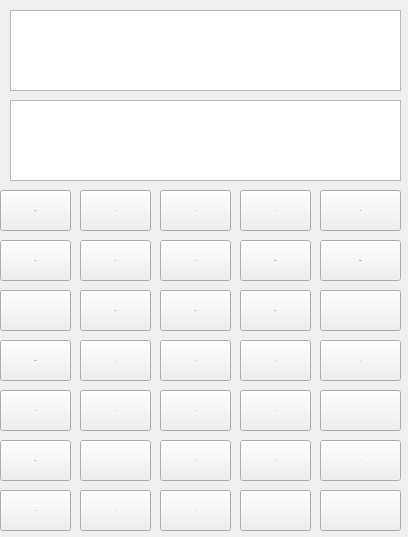
Old version of the form calcurator/science.ui in the repository xuwanning/QT-.
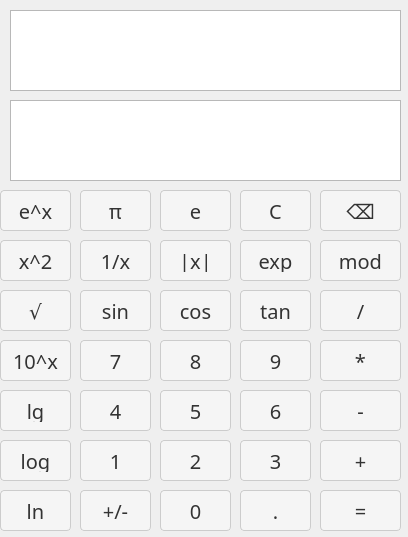
New version of the form. Icons and pictures are not drawn.

```diff
--- a/calcurator/science.ui
+++ b/calcurator/science.ui
@@ -641,6 +641,45 @@
       <height>41</height>
      </rect>
     </property>
+    <property name="styleSheet">
+     <string notr="true">QPushButton {
+    font-family: &quot;微软雅黑&quot;;
+    font-size: 20px;
+    padding: 8px 12px;
+    border: 1px solid #ccc;
+    border-radius: 4px;
+    background-color: #f5f5f5;
+    color: #333;
+}
+
+QPushButton:hover {
+    background-color: #ebebeb;
+}
+
+QPushButton:pressed {
+    background-color: #d4d4d4;
+}
+
+QLineEdit {
+    font-family: &quot;微软雅黑&quot;;
+    font-size: 20px;
+    padding: 8px;
+    border: 1px solid #ccc;
+    border-radius: 4px;
+    background-color: #fff;
+    color: #333;
+}
+
+QLineEdit:hover {
+    background-color: #f5f5f5;
+}
+
+QLineEdit:focus {
+    border-color: #4d90fe;
+    outline: none;
+}
+</string>
+    </property>
     <property name="text">
      <string>1</string>
     </property>
@@ -654,6 +693,45 @@
       <height>41</height>
      </rect>
     </property>
+    <property name="styleSheet">
+     <string notr="true">QPushButton {
+    font-family: &quot;微软雅黑&quot;;
+    font-size: 20px;
+    padding: 8px 12px;
+    border: 1px solid #ccc;
+    border-radius: 4px;
+    background-color: #f5f5f5;
+    color: #333;
+}
+
+QPushButton:hover {
+    background-color: #ebebeb;
+}
+
+QPushButton:pressed {
+    background-color: #d4d4d4;
+}
+
+QLineEdit {
+    font-family: &quot;微软雅黑&quot;;
+    font-size: 20px;
+    padding: 8px;
+    border: 1px solid #ccc;
+    border-radius: 4px;
+    background-color: #fff;
+    color: #333;
+}
+
+QLineEdit:hover {
+    background-color: #f5f5f5;
+}
+
+QLineEdit:focus {
+    border-color: #4d90fe;
+    outline: none;
+}
+</string>
+    </property>
     <property name="text">
      <string>2</string>
     </property>
@@ -667,6 +745,45 @@
       <height>41</height>
      </rect>
     </property>
+    <property name="styleSheet">
+     <string notr="true">QPushButton {
+    font-family: &quot;微软雅黑&quot;;
+    font-size: 20px;
+    padding: 8px 12px;
+    border: 1px solid #ccc;
+    border-radius: 4px;
+    background-color: #f5f5f5;
+    color: #333;
+}
+
+QPushButton:hover {
+    background-color: #ebebeb;
+}
+
+QPushButton:pressed {
+    background-color: #d4d4d4;
+}
+
+QLineEdit {
+    font-family: &quot;微软雅黑&quot;;
+    font-size: 20px;
+    padding: 8px;
+    border: 1px solid #ccc;
+    border-radius: 4px;
+    background-color: #fff;
+    color: #333;
+}
+
+QLineEdit:hover {
+    background-color: #f5f5f5;
+}
+
+QLineEdit:focus {
+    border-color: #4d90fe;
+    outline: none;
+}
+</string>
+    </property>
     <property name="text">
      <string>3</string>
     </property>
@@ -680,6 +797,45 @@
       <height>41</height>
      </rect>
     </property>
+    <property name="styleSheet">
+     <string notr="true">QPushButton {
+    font-family: &quot;微软雅黑&quot;;
+    font-size: 20px;
+    padding: 8px 12px;
+    border: 1px solid #ccc;
+    border-radius: 4px;
+    background-color: #f5f5f5;
+    color: #333;
+}
+
+QPushButton:hover {
+    background-color: #ebebeb;
+}
+
+QPushButton:pressed {
+    background-color: #d4d4d4;
+}
+
+QLineEdit {
+    font-family: &quot;微软雅黑&quot;;
+    font-size: 20px;
+    padding: 8px;
+    border: 1px solid #ccc;
+    border-radius: 4px;
+    background-color: #fff;
+    color: #333;
+}
+
+QLineEdit:hover {
+    background-color: #f5f5f5;
+}
+
+QLineEdit:focus {
+    border-color: #4d90fe;
+    outline: none;
+}
+</string>
+    </property>
     <property name="text">
      <string>4</string>
     </property>
@@ -693,6 +849,45 @@
       <height>41</height>
      </rect>
     </property>
+    <property name="styleSheet">
+     <string notr="true">QPushButton {
+    font-family: &quot;微软雅黑&quot;;
+    font-size: 20px;
+    padding: 8px 12px;
+    border: 1px solid #ccc;
+    border-radius: 4px;
+    background-color: #f5f5f5;
+    color: #333;
+}
+
+QPushButton:hover {
+    background-color: #ebebeb;
+}
+
+QPushButton:pressed {
+    background-color: #d4d4d4;
+}
+
+QLineEdit {
+    font-family: &quot;微软雅黑&quot;;
+    font-size: 20px;
+    padding: 8px;
+    border: 1px solid #ccc;
+    border-radius: 4px;
+    background-color: #fff;
+    color: #333;
+}
+
+QLineEdit:hover {
+    background-color: #f5f5f5;
+}
+
+QLineEdit:focus {
+    border-color: #4d90fe;
+    outline: none;
+}
+</string>
+    </property>
     <property name="text">
      <string>5</string>
     </property>
@@ -706,6 +901,45 @@
       <height>41</height>
      </rect>
     </property>
+    <property name="styleSheet">
+     <string notr="true">QPushButton {
+    font-family: &quot;微软雅黑&quot;;
+    font-size: 20px;
+    padding: 8px 12px;
+    border: 1px solid #ccc;
+    border-radius: 4px;
+    background-color: #f5f5f5;
+    color: #333;
+}
+
+QPushButton:hover {
+    background-color: #ebebeb;
+}
+
+QPushButton:pressed {
+    background-color: #d4d4d4;
+}
+
+QLineEdit {
+    font-family: &quot;微软雅黑&quot;;
+    font-size: 20px;
+    padding: 8px;
+    border: 1px solid #ccc;
+    border-radius: 4px;
+    background-color: #fff;
+    color: #333;
+}
+
+QLineEdit:hover {
+    background-color: #f5f5f5;
+}
+
+QLineEdit:focus {
+    border-color: #4d90fe;
+    outline: none;
+}
+</string>
+    </property>
     <property name="text">
      <string>6</string>
     </property>
@@ -719,6 +953,45 @@
       <height>41</height>
      </rect>
     </property>
+    <property name="styleSheet">
+     <string notr="true">QPushButton {
+    font-family: &quot;微软雅黑&quot;;
+    font-size: 20px;
+    padding: 8px 12px;
+    border: 1px solid #ccc;
+    border-radius: 4px;
+    background-color: #f5f5f5;
+    color: #333;
+}
+
+QPushButton:hover {
+    background-color: #ebebeb;
+}
+
+QPushButton:pressed {
+    background-color: #d4d4d4;
+}
+
+QLineEdit {
+    font-family: &quot;微软雅黑&quot;;
+    font-size: 20px;
+    padding: 8px;
+    border: 1px solid #ccc;
+    border-radius: 4px;
+    background-color: #fff;
+    color: #333;
+}
+
+QLineEdit:hover {
+    background-color: #f5f5f5;
+}
+
+QLineEdit:focus {
+    border-color: #4d90fe;
+    outline: none;
+}
+</string>
+    </property>
     <property name="text">
      <string>7</string>
     </property>
@@ -732,6 +1005,45 @@
       <height>41</height>
      </rect>
     </property>
+    <property name="styleSheet">
+     <string notr="true">QPushButton {
+    font-family: &quot;微软雅黑&quot;;
+    font-size: 20px;
+    padding: 8px 12px;
+    border: 1px solid #ccc;
+    border-radius: 4px;
+    background-color: #f5f5f5;
+    color: #333;
+}
+
+QPushButton:hover {
+    background-color: #ebebeb;
+}
+
+QPushButton:pressed {
+    background-color: #d4d4d4;
+}
+
+QLineEdit {
+    font-family: &quot;微软雅黑&quot;;
+    font-size: 20px;
+    padding: 8px;
+    border: 1px solid #ccc;
+    border-radius: 4px;
+    background-color: #fff;
+    color: #333;
+}
+
+QLineEdit:hover {
+    background-color: #f5f5f5;
+}
+
+QLineEdit:focus {
+    border-color: #4d90fe;
+    outline: none;
+}
+</string>
+    </property>
     <property name="text">
      <string>8</string>
     </property>
@@ -745,6 +1057,45 @@
       <height>41</height>
      </rect>
     </property>
+    <property name="styleSheet">
+     <string notr="true">QPushButton {
+    font-family: &quot;微软雅黑&quot;;
+    font-size: 20px;
+    padding: 8px 12px;
+    border: 1px solid #ccc;
+    border-radius: 4px;
+    background-color: #f5f5f5;
+    color: #333;
+}
+
+QPushButton:hover {
+    background-color: #ebebeb;
+}
+
+QPushButton:pressed {
+    background-color: #d4d4d4;
+}
+
+QLineEdit {
+    font-family: &quot;微软雅黑&quot;;
+    font-size: 20px;
+    padding: 8px;
+    border: 1px solid #ccc;
+    border-radius: 4px;
+    background-color: #fff;
+    color: #333;
+}
+
+QLineEdit:hover {
+    background-color: #f5f5f5;
+}
+
+QLineEdit:focus {
+    border-color: #4d90fe;
+    outline: none;
+}
+</string>
+    </property>
     <property name="text">
      <string>9</string>
     </property>
@@ -758,6 +1109,45 @@
       <height>41</height>
      </rect>
     </property>
+    <property name="styleSheet">
+     <string notr="true">QPushButton {
+    font-family: &quot;微软雅黑&quot;;
+    font-size: 20px;
+    padding: 8px 12px;
+    border: 1px solid #ccc;
+    border-radius: 4px;
+    background-color: #f5f5f5;
+    color: #333;
+}
+
+QPushButton:hover {
+    background-color: #ebebeb;
+}
+
+QPushButton:pressed {
+    background-color: #d4d4d4;
+}
+
+QLineEdit {
+    font-family: &quot;微软雅黑&quot;;
+    font-size: 20px;
+    padding: 8px;
+    border: 1px solid #ccc;
+    border-radius: 4px;
+    background-color: #fff;
+    color: #333;
+}
+
+QLineEdit:hover {
+    background-color: #f5f5f5;
+}
+
+QLineEdit:focus {
+    border-color: #4d90fe;
+    outline: none;
+}
+</string>
+    </property>
     <property name="text">
      <string>+</string>
     </property>
@@ -771,6 +1161,45 @@
       <height>41</height>
      </rect>
     </property>
+    <property name="styleSheet">
+     <string notr="true">QPushButton {
+    font-family: &quot;微软雅黑&quot;;
+    font-size: 20px;
+    padding: 8px 12px;
+    border: 1px solid #ccc;
+    border-radius: 4px;
+    background-color: #f5f5f5;
+    color: #333;
+}
+
+QPushButton:hover {
+    background-color: #ebebeb;
+}
+
+QPushButton:pressed {
+    background-color: #d4d4d4;
+}
+
+QLineEdit {
+    font-family: &quot;微软雅黑&quot;;
+    font-size: 20px;
+    padding: 8px;
+    border: 1px solid #ccc;
+    border-radius: 4px;
+    background-color: #fff;
+    color: #333;
+}
+
+QLineEdit:hover {
+    background-color: #f5f5f5;
+}
+
+QLineEdit:focus {
+    border-color: #4d90fe;
+    outline: none;
+}
+</string>
+    </property>
     <property name="text">
      <string>-</string>
     </property>
@@ -784,6 +1213,45 @@
       <height>41</height>
      </rect>
     </property>
+    <property name="styleSheet">
+     <string notr="true">QPushButton {
+    font-family: &quot;微软雅黑&quot;;
+    font-size: 20px;
+    padding: 8px 12px;
+    border: 1px solid #ccc;
+    border-radius: 4px;
+    background-color: #f5f5f5;
+    color: #333;
+}
+
+QPushButton:hover {
+    background-color: #ebebeb;
+}
+
+QPushButton:pressed {
+    background-color: #d4d4d4;
+}
+
+QLineEdit {
+    font-family: &quot;微软雅黑&quot;;
+    font-size: 20px;
+    padding: 8px;
+    border: 1px solid #ccc;
+    border-radius: 4px;
+    background-color: #fff;
+    color: #333;
+}
+
+QLineEdit:hover {
+    background-color: #f5f5f5;
+}
+
+QLineEdit:focus {
+    border-color: #4d90fe;
+    outline: none;
+}
+</string>
+    </property>
     <property name="text">
      <string>0</string>
     </property>
@@ -797,6 +1265,45 @@
       <height>41</height>
      </rect>
     </property>
+    <property name="styleSheet">
+     <string notr="true">QPushButton {
+    font-family: &quot;微软雅黑&quot;;
+    font-size: 20px;
+    padding: 8px 12px;
+    border: 1px solid #ccc;
+    border-radius: 4px;
+    background-color: #f5f5f5;
+    color: #333;
+}
+
+QPushButton:hover {
+    background-color: #ebebeb;
+}
+
+QPushButton:pressed {
+    background-color: #d4d4d4;
+}
+
+QLineEdit {
+    font-family: &quot;微软雅黑&quot;;
+    font-size: 20px;
+    padding: 8px;
+    border: 1px solid #ccc;
+    border-radius: 4px;
+    background-color: #fff;
+    color: #333;
+}
+
+QLineEdit:hover {
+    background-color: #f5f5f5;
+}
+
+QLineEdit:focus {
+    border-color: #4d90fe;
+    outline: none;
+}
+</string>
+    </property>
     <property name="text">
      <string>*</string>
     </property>
@@ -810,6 +1317,45 @@
       <height>41</height>
      </rect>
     </property>
+    <property name="styleSheet">
+     <string notr="true">QPushButton {
+    font-family: &quot;微软雅黑&quot;;
+    font-size: 20px;
+    padding: 8px 12px;
+    border: 1px solid #ccc;
+    border-radius: 4px;
+    background-color: #f5f5f5;
+    color: #333;
+}
+
+QPushButton:hover {
+    background-color: #ebebeb;
+}
+
+QPushButton:pressed {
+    background-color: #d4d4d4;
+}
+
+QLineEdit {
+    font-family: &quot;微软雅黑&quot;;
+    font-size: 20px;
+    padding: 8px;
+    border: 1px solid #ccc;
+    border-radius: 4px;
+    background-color: #fff;
+    color: #333;
+}
+
+QLineEdit:hover {
+    background-color: #f5f5f5;
+}
+
+QLineEdit:focus {
+    border-color: #4d90fe;
+    outline: none;
+}
+</string>
+    </property>
     <property name="text">
      <string>/</string>
     </property>
@@ -823,6 +1369,45 @@
       <height>41</height>
      </rect>
     </property>
+    <property name="styleSheet">
+     <string notr="true">QPushButton {
+    font-family: &quot;微软雅黑&quot;;
+    font-size: 20px;
+    padding: 8px 12px;
+    border: 1px solid #ccc;
+    border-radius: 4px;
+    background-color: #f5f5f5;
+    color: #333;
+}
+
+QPushButton:hover {
+    background-color: #ebebeb;
+}
+
+QPushButton:pressed {
+    background-color: #d4d4d4;
+}
+
+QLineEdit {
+    font-family: &quot;微软雅黑&quot;;
+    font-size: 20px;
+    padding: 8px;
+    border: 1px solid #ccc;
+    border-radius: 4px;
+    background-color: #fff;
+    color: #333;
+}
+
+QLineEdit:hover {
+    background-color: #f5f5f5;
+}
+
+QLineEdit:focus {
+    border-color: #4d90fe;
+    outline: none;
+}
+</string>
+    </property>
     <property name="text">
      <string>.</string>
     </property>
@@ -836,6 +1421,45 @@
       <height>41</height>
      </rect>
     </property>
+    <property name="styleSheet">
+     <string notr="true">QPushButton {
+    font-family: &quot;微软雅黑&quot;;
+    font-size: 20px;
+    padding: 8px 12px;
+    border: 1px solid #ccc;
+    border-radius: 4px;
+    background-color: #f5f5f5;
+    color: #333;
+}
+
+QPushButton:hover {
+    background-color: #ebebeb;
+}
+
+QPushButton:pressed {
+    background-color: #d4d4d4;
+}
+
+QLineEdit {
+    font-family: &quot;微软雅黑&quot;;
+    font-size: 20px;
+    padding: 8px;
+    border: 1px solid #ccc;
+    border-radius: 4px;
+    background-color: #fff;
+    color: #333;
+}
+
+QLineEdit:hover {
+    background-color: #f5f5f5;
+}
+
+QLineEdit:focus {
+    border-color: #4d90fe;
+    outline: none;
+}
+</string>
+    </property>
     <property name="text">
      <string>⌫</string>
     </property>
@@ -849,6 +1473,45 @@
       <height>41</height>
      </rect>
     </property>
+    <property name="styleSheet">
+     <string notr="true">QPushButton {
+    font-family: &quot;微软雅黑&quot;;
+    font-size: 20px;
+    padding: 8px 12px;
+    border: 1px solid #ccc;
+    border-radius: 4px;
+    background-color: #f5f5f5;
+    color: #333;
+}
+
+QPushButton:hover {
+    background-color: #ebebeb;
+}
+
+QPushButton:pressed {
+    background-color: #d4d4d4;
+}
+
+QLineEdit {
+    font-family: &quot;微软雅黑&quot;;
+    font-size: 20px;
+    padding: 8px;
+    border: 1px solid #ccc;
+    border-radius: 4px;
+    background-color: #fff;
+    color: #333;
+}
+
+QLineEdit:hover {
+    background-color: #f5f5f5;
+}
+
+QLineEdit:focus {
+    border-color: #4d90fe;
+    outline: none;
+}
+</string>
+    </property>
     <property name="text">
      <string>C</string>
     </property>
@@ -862,6 +1525,45 @@
       <height>41</height>
      </rect>
     </property>
+    <property name="styleSheet">
+     <string notr="true">QPushButton {
+    font-family: &quot;微软雅黑&quot;;
+    font-size: 20px;
+    padding: 8px 12px;
+    border: 1px solid #ccc;
+    border-radius: 4px;
+    background-color: #f5f5f5;
+    color: #333;
+}
+
+QPushButton:hover {
+    background-color: #ebebeb;
+}
+
+QPushButton:pressed {
+    background-color: #d4d4d4;
+}
+
+QLineEdit {
+    font-family: &quot;微软雅黑&quot;;
+    font-size: 20px;
+    padding: 8px;
+    border: 1px solid #ccc;
+    border-radius: 4px;
+    background-color: #fff;
+    color: #333;
+}
+
+QLineEdit:hover {
+    background-color: #f5f5f5;
+}
+
+QLineEdit:focus {
+    border-color: #4d90fe;
+    outline: none;
+}
+</string>
+    </property>
     <property name="text">
      <string>=</string>
     </property>
@@ -1505,6 +2207,45 @@
       <height>41</height>
      </rect>
     </property>
+    <property name="styleSheet">
+     <string notr="true">QPushButton {
+    font-family: &quot;微软雅黑&quot;;
+    font-size: 20px;
+    padding: 8px 12px;
+    border: 1px solid #ccc;
+    border-radius: 4px;
+    background-color: #f5f5f5;
+    color: #333;
+}
+
+QPushButton:hover {
+    background-color: #ebebeb;
+}
+
+QPushButton:pressed {
+    background-color: #d4d4d4;
+}
+
+QLineEdit {
+    font-family: &quot;微软雅黑&quot;;
+    font-size: 20px;
+    padding: 8px;
+    border: 1px solid #ccc;
+    border-radius: 4px;
+    background-color: #fff;
+    color: #333;
+}
+
+QLineEdit:hover {
+    background-color: #f5f5f5;
+}
+
+QLineEdit:focus {
+    border-color: #4d90fe;
+    outline: none;
+}
+</string>
+    </property>
     <property name="text">
      <string>+/-</string>
     </property>
@@ -2148,6 +2889,45 @@
       <height>41</height>
      </rect>
     </property>
+    <property name="styleSheet">
+     <string notr="true">QPushButton {
+    font-family: &quot;微软雅黑&quot;;
+    font-size: 20px;
+    padding: 8px 12px;
+    border: 1px solid #ccc;
+    border-radius: 4px;
+    background-color: #f5f5f5;
+    color: #333;
+}
+
+QPushButton:hover {
+    background-color: #ebebeb;
+}
+
+QPushButton:pressed {
+    background-color: #d4d4d4;
+}
+
+QLineEdit {
+    font-family: &quot;微软雅黑&quot;;
+    font-size: 20px;
+    padding: 8px;
+    border: 1px solid #ccc;
+    border-radius: 4px;
+    background-color: #fff;
+    color: #333;
+}
+
+QLineEdit:hover {
+    background-color: #f5f5f5;
+}
+
+QLineEdit:focus {
+    border-color: #4d90fe;
+    outline: none;
+}
+</string>
+    </property>
     <property name="text">
      <string>1/x</string>
     </property>
@@ -2161,6 +2941,45 @@
       <height>41</height>
      </rect>
     </property>
+    <property name="styleSheet">
+     <string notr="true">QPushButton {
+    font-family: &quot;微软雅黑&quot;;
+    font-size: 20px;
+    padding: 8px 12px;
+    border: 1px solid #ccc;
+    border-radius: 4px;
+    background-color: #f5f5f5;
+    color: #333;
+}
+
+QPushButton:hover {
+    background-color: #ebebeb;
+}
+
+QPushButton:pressed {
+    background-color: #d4d4d4;
+}
+
+QLineEdit {
+    font-family: &quot;微软雅黑&quot;;
+    font-size: 20px;
+    padding: 8px;
+    border: 1px solid #ccc;
+    border-radius: 4px;
+    background-color: #fff;
+    color: #333;
+}
+
+QLineEdit:hover {
+    background-color: #f5f5f5;
+}
+
+QLineEdit:focus {
+    border-color: #4d90fe;
+    outline: none;
+}
+</string>
+    </property>
     <property name="text">
      <string>x^2</string>
     </property>
@@ -2174,6 +2993,45 @@
       <height>41</height>
      </rect>
     </property>
+    <property name="styleSheet">
+     <string notr="true">QPushButton {
+    font-family: &quot;微软雅黑&quot;;
+    font-size: 20px;
+    padding: 8px 12px;
+    border: 1px solid #ccc;
+    border-radius: 4px;
+    background-color: #f5f5f5;
+    color: #333;
+}
+
+QPushButton:hover {
+    background-color: #ebebeb;
+}
+
+QPushButton:pressed {
+    background-color: #d4d4d4;
+}
+
+QLineEdit {
+    font-family: &quot;微软雅黑&quot;;
+    font-size: 20px;
+    padding: 8px;
+    border: 1px solid #ccc;
+    border-radius: 4px;
+    background-color: #fff;
+    color: #333;
+}
+
+QLineEdit:hover {
+    background-color: #f5f5f5;
+}
+
+QLineEdit:focus {
+    border-color: #4d90fe;
+    outline: none;
+}
+</string>
+    </property>
     <property name="text">
      <string>√</string>
     </property>
@@ -2187,6 +3045,45 @@
       <height>41</height>
      </rect>
     </property>
+    <property name="styleSheet">
+     <string notr="true">QPushButton {
+    font-family: &quot;微软雅黑&quot;;
+    font-size: 20px;
+    padding: 8px 12px;
+    border: 1px solid #ccc;
+    border-radius: 4px;
+    background-color: #f5f5f5;
+    color: #333;
+}
+
+QPushButton:hover {
+    background-color: #ebebeb;
+}
+
+QPushButton:pressed {
+    background-color: #d4d4d4;
+}
+
+QLineEdit {
+    font-family: &quot;微软雅黑&quot;;
+    font-size: 20px;
+    padding: 8px;
+    border: 1px solid #ccc;
+    border-radius: 4px;
+    background-color: #fff;
+    color: #333;
+}
+
+QLineEdit:hover {
+    background-color: #f5f5f5;
+}
+
+QLineEdit:focus {
+    border-color: #4d90fe;
+    outline: none;
+}
+</string>
+    </property>
     <property name="text">
      <string>ln</string>
     </property>
@@ -2200,6 +3097,45 @@
       <height>41</height>
      </rect>
     </property>
+    <property name="styleSheet">
+     <string notr="true">QPushButton {
+    font-family: &quot;微软雅黑&quot;;
+    font-size: 20px;
+    padding: 8px 12px;
+    border: 1px solid #ccc;
+    border-radius: 4px;
+    background-color: #f5f5f5;
+    color: #333;
+}
+
+QPushButton:hover {
+    background-color: #ebebeb;
+}
+
+QPushButton:pressed {
+    background-color: #d4d4d4;
+}
+
+QLineEdit {
+    font-family: &quot;微软雅黑&quot;;
+    font-size: 20px;
+    padding: 8px;
+    border: 1px solid #ccc;
+    border-radius: 4px;
+    background-color: #fff;
+    color: #333;
+}
+
+QLineEdit:hover {
+    background-color: #f5f5f5;
+}
+
+QLineEdit:focus {
+    border-color: #4d90fe;
+    outline: none;
+}
+</string>
+    </property>
     <property name="text">
      <string>log</string>
     </property>
@@ -2213,6 +3149,45 @@
       <height>41</height>
      </rect>
     </property>
+    <property name="styleSheet">
+     <string notr="true">QPushButton {
+    font-family: &quot;微软雅黑&quot;;
+    font-size: 20px;
+    padding: 8px 12px;
+    border: 1px solid #ccc;
+    border-radius: 4px;
+    background-color: #f5f5f5;
+    color: #333;
+}
+
+QPushButton:hover {
+    background-color: #ebebeb;
+}
+
+QPushButton:pressed {
+    background-color: #d4d4d4;
+}
+
+QLineEdit {
+    font-family: &quot;微软雅黑&quot;;
+    font-size: 20px;
+    padding: 8px;
+    border: 1px solid #ccc;
+    border-radius: 4px;
+    background-color: #fff;
+    color: #333;
+}
+
+QLineEdit:hover {
+    background-color: #f5f5f5;
+}
+
+QLineEdit:focus {
+    border-color: #4d90fe;
+    outline: none;
+}
+</string>
+    </property>
     <property name="text">
      <string>10^x</string>
     </property>
@@ -2226,6 +3201,45 @@
       <height>41</height>
      </rect>
     </property>
+    <property name="styleSheet">
+     <string notr="true">QPushButton {
+    font-family: &quot;微软雅黑&quot;;
+    font-size: 20px;
+    padding: 8px 12px;
+    border: 1px solid #ccc;
+    border-radius: 4px;
+    background-color: #f5f5f5;
+    color: #333;
+}
+
+QPushButton:hover {
+    background-color: #ebebeb;
+}
+
+QPushButton:pressed {
+    background-color: #d4d4d4;
+}
+
+QLineEdit {
+    font-family: &quot;微软雅黑&quot;;
+    font-size: 20px;
+    padding: 8px;
+    border: 1px solid #ccc;
+    border-radius: 4px;
+    background-color: #fff;
+    color: #333;
+}
+
+QLineEdit:hover {
+    background-color: #f5f5f5;
+}
+
+QLineEdit:focus {
+    border-color: #4d90fe;
+    outline: none;
+}
+</string>
+    </property>
     <property name="text">
      <string>tan</string>
     </property>
@@ -2239,6 +3253,45 @@
       <height>41</height>
      </rect>
     </property>
+    <property name="styleSheet">
+     <string notr="true">QPushButton {
+    font-family: &quot;微软雅黑&quot;;
+    font-size: 20px;
+    padding: 8px 12px;
+    border: 1px solid #ccc;
+    border-radius: 4px;
+    background-color: #f5f5f5;
+    color: #333;
+}
+
+QPushButton:hover {
+    background-color: #ebebeb;
+}
+
+QPushButton:pressed {
+    background-color: #d4d4d4;
+}
+
+QLineEdit {
+    font-family: &quot;微软雅黑&quot;;
+    font-size: 20px;
+    padding: 8px;
+    border: 1px solid #ccc;
+    border-radius: 4px;
+    background-color: #fff;
+    color: #333;
+}
+
+QLineEdit:hover {
+    background-color: #f5f5f5;
+}
+
+QLineEdit:focus {
+    border-color: #4d90fe;
+    outline: none;
+}
+</string>
+    </property>
     <property name="text">
      <string>|x|</string>
     </property>
@@ -2252,6 +3305,45 @@
       <height>41</height>
      </rect>
     </property>
+    <property name="styleSheet">
+     <string notr="true">QPushButton {
+    font-family: &quot;微软雅黑&quot;;
+    font-size: 20px;
+    padding: 8px 12px;
+    border: 1px solid #ccc;
+    border-radius: 4px;
+    background-color: #f5f5f5;
+    color: #333;
+}
+
+QPushButton:hover {
+    background-color: #ebebeb;
+}
+
+QPushButton:pressed {
+    background-color: #d4d4d4;
+}
+
+QLineEdit {
+    font-family: &quot;微软雅黑&quot;;
+    font-size: 20px;
+    padding: 8px;
+    border: 1px solid #ccc;
+    border-radius: 4px;
+    background-color: #fff;
+    color: #333;
+}
+
+QLineEdit:hover {
+    background-color: #f5f5f5;
+}
+
+QLineEdit:focus {
+    border-color: #4d90fe;
+    outline: none;
+}
+</string>
+    </property>
     <property name="text">
      <string>e^x</string>
     </property>
@@ -2265,6 +3357,45 @@
       <height>41</height>
      </rect>
     </property>
+    <property name="styleSheet">
+     <string notr="true">QPushButton {
+    font-family: &quot;微软雅黑&quot;;
+    font-size: 20px;
+    padding: 8px 12px;
+    border: 1px solid #ccc;
+    border-radius: 4px;
+    background-color: #f5f5f5;
+    color: #333;
+}
+
+QPushButton:hover {
+    background-color: #ebebeb;
+}
+
+QPushButton:pressed {
+    background-color: #d4d4d4;
+}
+
+QLineEdit {
+    font-family: &quot;微软雅黑&quot;;
+    font-size: 20px;
+    padding: 8px;
+    border: 1px solid #ccc;
+    border-radius: 4px;
+    background-color: #fff;
+    color: #333;
+}
+
+QLineEdit:hover {
+    background-color: #f5f5f5;
+}
+
+QLineEdit:focus {
+    border-color: #4d90fe;
+    outline: none;
+}
+</string>
+    </property>
     <property name="text">
      <string>π</string>
     </property>
@@ -2278,6 +3409,45 @@
       <height>41</height>
      </rect>
     </property>
+    <property name="styleSheet">
+     <string notr="true">QPushButton {
+    font-family: &quot;微软雅黑&quot;;
+    font-size: 20px;
+    padding: 8px 12px;
+    border: 1px solid #ccc;
+    border-radius: 4px;
+    background-color: #f5f5f5;
+    color: #333;
+}
+
+QPushButton:hover {
+    background-color: #ebebeb;
+}
+
+QPushButton:pressed {
+    background-color: #d4d4d4;
+}
+
+QLineEdit {
+    font-family: &quot;微软雅黑&quot;;
+    font-size: 20px;
+    padding: 8px;
+    border: 1px solid #ccc;
+    border-radius: 4px;
+    background-color: #fff;
+    color: #333;
+}
+
+QLineEdit:hover {
+    background-color: #f5f5f5;
+}
+
+QLineEdit:focus {
+    border-color: #4d90fe;
+    outline: none;
+}
+</string>
+    </property>
     <property name="text">
      <string>e</string>
     </property>
@@ -2291,6 +3461,45 @@
       <height>41</height>
      </rect>
     </property>
+    <property name="styleSheet">
+     <string notr="true">QPushButton {
+    font-family: &quot;微软雅黑&quot;;
+    font-size: 20px;
+    padding: 8px 12px;
+    border: 1px solid #ccc;
+    border-radius: 4px;
+    background-color: #f5f5f5;
+    color: #333;
+}
+
+QPushButton:hover {
+    background-color: #ebebeb;
+}
+
+QPushButton:pressed {
+    background-color: #d4d4d4;
+}
+
+QLineEdit {
+    font-family: &quot;微软雅黑&quot;;
+    font-size: 20px;
+    padding: 8px;
+    border: 1px solid #ccc;
+    border-radius: 4px;
+    background-color: #fff;
+    color: #333;
+}
+
+QLineEdit:hover {
+    background-color: #f5f5f5;
+}
+
+QLineEdit:focus {
+    border-color: #4d90fe;
+    outline: none;
+}
+</string>
+    </property>
     <property name="text">
      <string>exp</string>
     </property>
@@ -2304,6 +3513,45 @@
       <height>41</height>
      </rect>
     </property>
+    <property name="styleSheet">
+     <string notr="true">QPushButton {
+    font-family: &quot;微软雅黑&quot;;
+    font-size: 20px;
+    padding: 8px 12px;
+    border: 1px solid #ccc;
+    border-radius: 4px;
+    background-color: #f5f5f5;
+    color: #333;
+}
+
+QPushButton:hover {
+    background-color: #ebebeb;
+}
+
+QPushButton:pressed {
+    background-color: #d4d4d4;
+}
+
+QLineEdit {
+    font-family: &quot;微软雅黑&quot;;
+    font-size: 20px;
+    padding: 8px;
+    border: 1px solid #ccc;
+    border-radius: 4px;
+    background-color: #fff;
+    color: #333;
+}
+
+QLineEdit:hover {
+    background-color: #f5f5f5;
+}
+
+QLineEdit:focus {
+    border-color: #4d90fe;
+    outline: none;
+}
+</string>
+    </property>
     <property name="text">
      <string>mod</string>
     </property>
@@ -2317,6 +3565,45 @@
       <height>41</height>
      </rect>
     </property>
+    <property name="styleSheet">
+     <string notr="true">QPushButton {
+    font-family: &quot;微软雅黑&quot;;
+    font-size: 20px;
+    padding: 8px 12px;
+    border: 1px solid #ccc;
+    border-radius: 4px;
+    background-color: #f5f5f5;
+    color: #333;
+}
+
+QPushButton:hover {
+    background-color: #ebebeb;
+}
+
+QPushButton:pressed {
+    background-color: #d4d4d4;
+}
+
+QLineEdit {
+    font-family: &quot;微软雅黑&quot;;
+    font-size: 20px;
+    padding: 8px;
+    border: 1px solid #ccc;
+    border-radius: 4px;
+    background-color: #fff;
+    color: #333;
+}
+
+QLineEdit:hover {
+    background-color: #f5f5f5;
+}
+
+QLineEdit:focus {
+    border-color: #4d90fe;
+    outline: none;
+}
+</string>
+    </property>
     <property name="text">
      <string>sin</string>
     </property>
@@ -2330,6 +3617,45 @@
       <height>41</height>
      </rect>
     </property>
+    <property name="styleSheet">
+     <string notr="true">QPushButton {
+    font-family: &quot;微软雅黑&quot;;
+    font-size: 20px;
+    padding: 8px 12px;
+    border: 1px solid #ccc;
+    border-radius: 4px;
+    background-color: #f5f5f5;
+    color: #333;
+}
+
+QPushButton:hover {
+    background-color: #ebebeb;
+}
+
+QPushButton:pressed {
+    background-color: #d4d4d4;
+}
+
+QLineEdit {
+    font-family: &quot;微软雅黑&quot;;
+    font-size: 20px;
+    padding: 8px;
+    border: 1px solid #ccc;
+    border-radius: 4px;
+    background-color: #fff;
+    color: #333;
+}
+
+QLineEdit:hover {
+    background-color: #f5f5f5;
+}
+
+QLineEdit:focus {
+    border-color: #4d90fe;
+    outline: none;
+}
+</string>
+    </property>
     <property name="text">
      <string>cos</string>
     </property>
@@ -2343,6 +3669,45 @@
       <height>41</height>
      </rect>
     </property>
+    <property name="styleSheet">
+     <string notr="true">QPushButton {
+    font-family: &quot;微软雅黑&quot;;
+    font-size: 20px;
+    padding: 8px 12px;
+    border: 1px solid #ccc;
+    border-radius: 4px;
+    background-color: #f5f5f5;
+    color: #333;
+}
+
+QPushButton:hover {
+    background-color: #ebebeb;
+}
+
+QPushButton:pressed {
+    background-color: #d4d4d4;
+}
+
+QLineEdit {
+    font-family: &quot;微软雅黑&quot;;
+    font-size: 20px;
+    padding: 8px;
+    border: 1px solid #ccc;
+    border-radius: 4px;
+    background-color: #fff;
+    color: #333;
+}
+
+QLineEdit:hover {
+    background-color: #f5f5f5;
+}
+
+QLineEdit:focus {
+    border-color: #4d90fe;
+    outline: none;
+}
+</string>
+    </property>
     <property name="text">
      <string>lg</string>
     </property>
```
